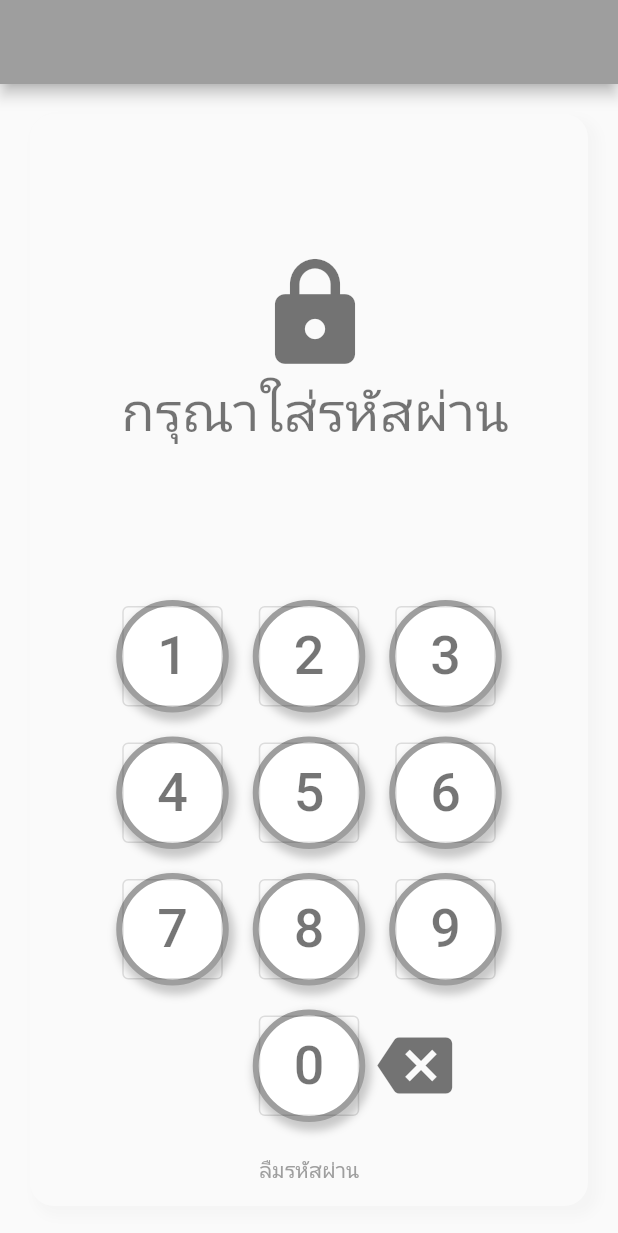
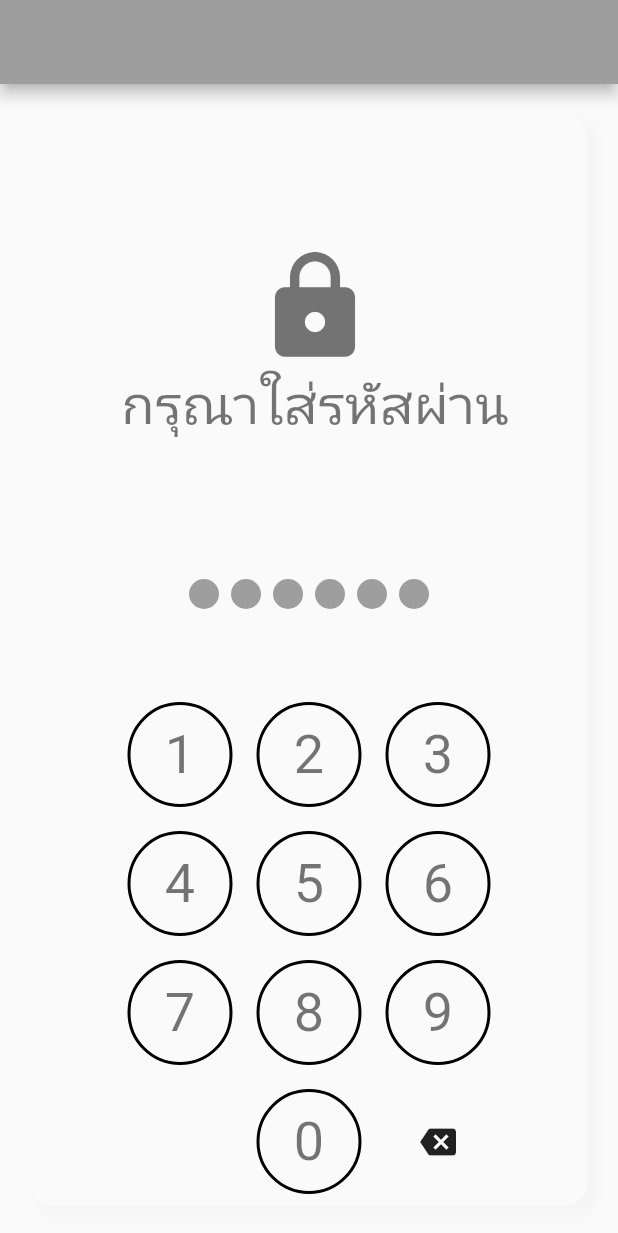
Before and after one commit to 620340Apapron/press_numbers, a Flutter app: the screen it shows after launch, on a phone screen of 412 x 824 dp. Shown: the top 1233 px of the screen. Run offline on Flutter 3.47's test engine with Material 2 defaults, Android fonts, the phone set to English and light mode, and no system bars.

Commit message:
Initial commit

```diff
--- a/lib/main.dart
+++ b/lib/main.dart
@@ -1,5 +1,5 @@
+import 'package:flutter/cupertino.dart';
 import 'package:flutter/material.dart';
-import 'dart:math';
 
 void main() {
   const app = MyApp();
@@ -20,13 +20,21 @@ class MyApp extends StatelessWidget {
   }
 }
 
-class MyHomePage extends StatelessWidget {
+class MyHomePage extends StatefulWidget {
+  static const buttonSize = 70.0;
+
   MyHomePage({Key? key}) : super(key: key) {}
 
   @override
+  State<MyHomePage> createState() => _MyHomePageState();
+}
+
+class _MyHomePageState extends State<MyHomePage> {
+  String _input = '';
+  var _num = 0;
+
+  @override
   Widget build(BuildContext context) {
-    var showSeven = true;
-
     return Scaffold(
       appBar: AppBar(),
       body: Padding(
@@ -71,45 +79,61 @@ class MyHomePage extends StatelessWidget {
                   ],
                 ),
               ),
+              Padding(
+                padding: const EdgeInsets.only(bottom: 50.0),
+                child: Row(
+                  mainAxisAlignment: MainAxisAlignment.center,
+                  children: [
+                    for (var i = 0; i < 6; i++)
+                      Container(
+                        width: 20.0,
+                        height: 20.0,
+                        margin: EdgeInsets.all(4.0),
+                        decoration: BoxDecoration(
+                          color: Colors.grey,
+                          shape: BoxShape.circle,
+                        ),
+                      ),
+                  ],
+                ),
+              ),
               Row(
                 mainAxisAlignment: MainAxisAlignment.center,
                 children: [
-                  for (var i = 1; i <= 3; i++) buildButton(num: i),
+                  buildButton(1),
+                  buildButton(2),
+                  buildButton(3),
                 ],
               ),
               Row(
                 mainAxisAlignment: MainAxisAlignment.center,
                 children: [
-                  for (var i = 4; i <= 6; i++) buildButton(num: i),
+                  buildButton(4),
+                  buildButton(5),
+                  buildButton(6),
                 ],
               ),
               Row(
                 mainAxisAlignment: MainAxisAlignment.center,
                 children: [
-                  for (var i = 7; i <= 9; i++) buildButton(num: i),
+                  buildButton(7),
+                  buildButton(8),
+                  buildButton(9),
                 ],
               ),
               Row(
                 mainAxisAlignment: MainAxisAlignment.center,
                 children: [
-                  SizedBox(width: 50.0),
-                  buildButton(num: 0),
-                  Row(
-                    mainAxisAlignment: MainAxisAlignment.center,
-                    crossAxisAlignment: CrossAxisAlignment.end,
-                    children: [
-                      Icon(
-                        Icons.backspace,
-                        size: 50,
-                        color: Colors.black54,
-                      ),
-                    ],
+                  Padding(
+                    padding: const EdgeInsets.all(8.0),
+                    child: Container(
+                      width: MyHomePage.buttonSize,
+                      height: MyHomePage.buttonSize,
+                    ),
                   ),
+                  buildButton(0),
+                  buildButton(-1),
                 ],
-              ),
-              TextButton(
-                onPressed: () {},
-                child: Text('ลืมรหัสผ่าน'),
               ),
             ],
           ),
@@ -118,28 +142,51 @@ class MyHomePage extends StatelessWidget {
     );
   }
 
-  Widget buildButton({int? num}) {
+  Widget buildButton(int num) {
     return Padding(
       padding: const EdgeInsets.all(8.0),
-      child: Container(
-        width: 75.0,
-        height: 75.0,
-        decoration: BoxDecoration(
-            color: Colors.white,
-            shape: BoxShape.circle,
-            border: Border.all(color: Colors.grey, width: 4.0),
-            boxShadow: [
-              BoxShadow(
-                color: Colors.black.withOpacity(0.2),
-                offset: Offset(2, 4),
-                blurRadius: 4.0,
-                spreadRadius: 2.0,
-              )
-            ]),
-        child: OutlinedButton(
-            onPressed: () {},
-            child: Text('$num',
-                style: TextStyle(fontSize: 36.0, color: Colors.black54))),
+      child: InkWell(
+        onTap: () {
+          if (num == -1) {
+            print('Backspace');
+            setState(() {
+              var length = _input.length;
+              _input = _input.substring(0, length - 1);
+            });
+          } else {
+            print('$num');
+            // Row(
+            //   mainAxisAlignment: MainAxisAlignment.center,
+            //     for (var i = 0; i < _num; i++)
+            //       Container(
+            //         width: 20.0,
+            //         height: 20.0,
+            //         margin: EdgeInsets.all(4.0),
+            //         decoration: BoxDecoration(
+            //           color: Colors.black54,
+            //           shape: BoxShape.circle,
+            //         ),
+            //       ),
+            //   ],
+            // );
+          }
+        },
+        borderRadius: BorderRadius.circular(MyHomePage.buttonSize / 2),
+        child: Container(
+          decoration: (num == -1)
+              ? null
+              : BoxDecoration(
+                  border: Border.all(width: 2.0),
+                  shape: BoxShape.circle,
+                ),
+          alignment: Alignment.center,
+          width: MyHomePage.buttonSize,
+          height: MyHomePage.buttonSize,
+          child: (num == -1)
+              ? const Icon(Icons.backspace)
+              : Text('$num',
+                  style: TextStyle(fontSize: 36.0, color: Colors.black54)),
+        ),
       ),
     );
   }
--- /dev/null
+++ b/lib/test_page.dart
@@ -0,0 +1,35 @@
+import 'package:flutter/cupertino.dart';
+import 'package:flutter/material.dart';
+
+class TestPage extends StatefulWidget {
+  const TestPage({Key? key}) : super(key: key);
+
+  @override
+  _TestPageState createState() => _TestPageState();
+}
+
+class _TestPageState extends State<TestPage> {
+  var _num = 0;
+
+  @override
+  Widget build(BuildContext context) {
+    return Scaffold(
+      appBar: AppBar(title: Text('MAIN PAGE')),
+      body: Column(
+        mainAxisAlignment: MainAxisAlignment.center,
+        children: [
+          Padding(
+            padding: const EdgeInsets.all(16.0),
+            child: ElevatedButton(
+                onPressed: () {
+                  setState(() {
+                    _num++;
+                  });
+                },
+                child: Text('TEST')),
+          ),
+        ],
+      ),
+    );
+  }
+}
```
